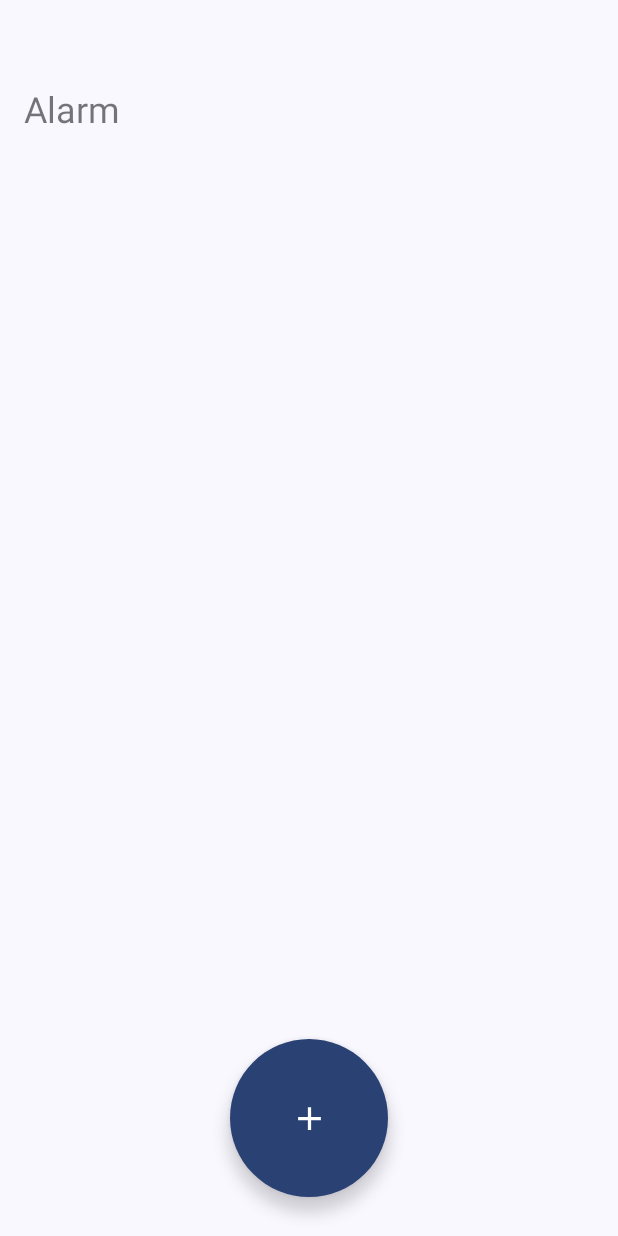
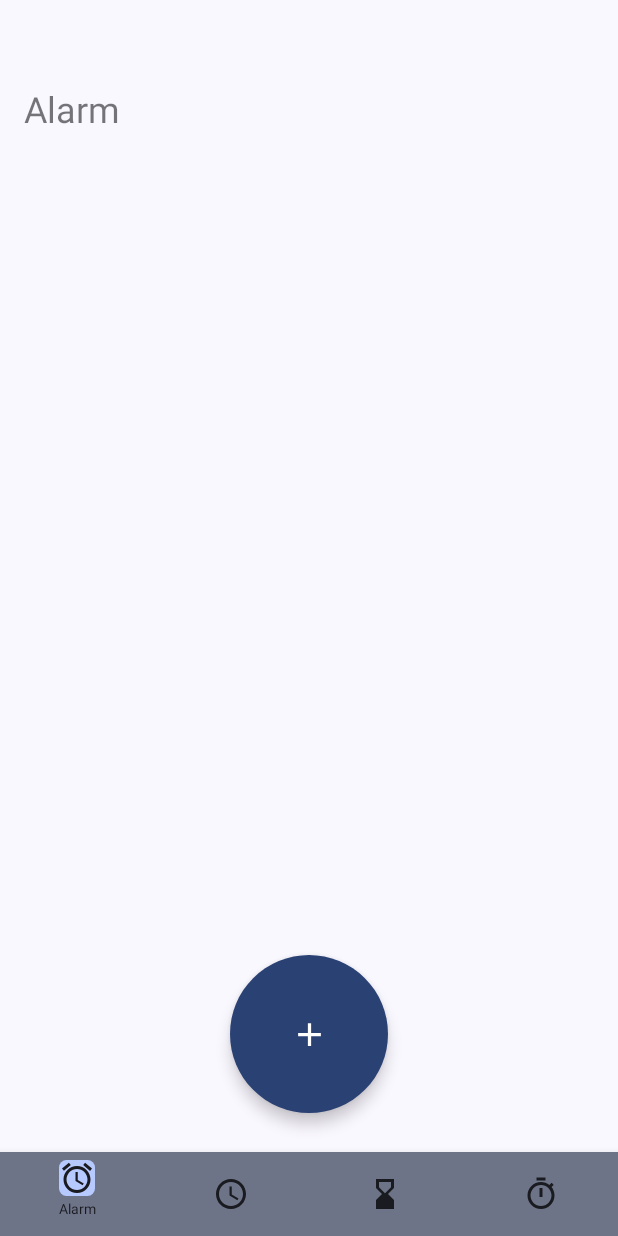
Before and after one commit to EvgenyPlaksin/Material3Clock, an Android app built with Jetpack Compose: the screen it shows after launch (MainActivity), on a phone screen of 412 x 824 dp. Run offline under Robolectric (Android 15) with nearby library versions, the phone set to English and light mode, and no system bars; our stand-ins replace Dagger/Hilt's generated code, Room's generated code, accompanist; libraries missing offline, so code that uses them is left out: com.marosseleng.compose; 1 statement that could not run was skipped.

Commit message:
setup bottom navigation

```diff
--- a/app/src/main/java/com/lnight/material3clock/MainActivity.kt
+++ b/app/src/main/java/com/lnight/material3clock/MainActivity.kt
@@ -2,28 +2,23 @@ package com.lnight.material3clock
 
 import android.app.NotificationManager
 import android.content.Context
-import android.content.Intent
 import android.os.Bundle
 import androidx.activity.ComponentActivity
 import androidx.activity.compose.setContent
 import androidx.compose.foundation.isSystemInDarkTheme
+import androidx.compose.foundation.layout.PaddingValues
 import androidx.compose.foundation.layout.fillMaxSize
 import androidx.compose.material3.MaterialTheme
+import androidx.compose.material3.Scaffold
 import androidx.compose.material3.Surface
 import androidx.compose.runtime.SideEffect
 import androidx.compose.ui.Modifier
 import androidx.compose.ui.graphics.Color
 import androidx.core.view.WindowCompat
-import androidx.navigation.NavType
-import androidx.navigation.compose.NavHost
-import androidx.navigation.compose.composable
 import androidx.navigation.compose.rememberNavController
-import androidx.navigation.navArgument
-import androidx.navigation.navDeepLink
 import com.google.accompanist.systemuicontroller.rememberSystemUiController
-import com.lnight.material3clock.alarm_feature.presentation.AlarmScreen
-import com.lnight.material3clock.alarm_feature.presentation.stop_alarm.StopAlarmScreen
-import com.lnight.material3clock.core.Route
+import com.lnight.material3clock.core_ui.AlarmBottomNavigation
+import com.lnight.material3clock.core_ui.NavGraph
 import com.lnight.material3clock.ui.theme.Material3ClockTheme
 import dagger.hilt.android.AndroidEntryPoint
 
@@ -35,7 +30,8 @@ class MainActivity : ComponentActivity() {
         val notificationManager = getSystemService(Context.NOTIFICATION_SERVICE) as NotificationManager
         notificationManager.cancelAll()
         setContent {
-            val navController = rememberNavController()
+            val rootNavController = rememberNavController()
+
             Material3ClockTheme {
                     val systemUiController = rememberSystemUiController()
                     val darkColors = !isSystemInDarkTheme()
@@ -51,32 +47,16 @@ class MainActivity : ComponentActivity() {
                             .fillMaxSize(),
                         color = MaterialTheme.colorScheme.background
                     ) {
-                       NavHost(navController = navController, startDestination = Route.AlarmScreen.route) {
-                           composable(Route.AlarmScreen.route) {
-                               AlarmScreen()
-                           }
-                           composable(
-                               Route.CancelAlarmScreen.route + "/{id}",
-                               deepLinks = listOf(
-                                   navDeepLink {
-                                       uriPattern = "https://alarm.com/id={id}"
-                                       action = Intent.ACTION_VIEW
-                                   }
-                               ),
-                               arguments = listOf(
-                                   navArgument("id") {
-                                       type = NavType.IntType
-                                       defaultValue = -1
-                                   }
-                               )
-                           ) {
-                               val id = it.arguments?.getInt("id") ?: return@composable
-                               StopAlarmScreen(
-                                   id = id,
-                                   navController = navController
-                               )
-                           }
-                       }
+                        Scaffold(
+                            modifier = Modifier
+                                .fillMaxSize(),
+                            bottomBar = { AlarmBottomNavigation(navController = rootNavController) }
+                        ) {
+                            NavGraph(
+                                navController = rootNavController,
+                                paddingValues = PaddingValues(bottom = it.calculateBottomPadding())
+                            )
+                        }
                     }
             }
         }
--- a/app/src/main/java/com/lnight/material3clock/alarm_feature/presentation/components/Alarm.kt
+++ b/app/src/main/java/com/lnight/material3clock/alarm_feature/presentation/components/Alarm.kt
@@ -5,6 +5,7 @@ import androidx.compose.animation.core.animateFloatAsState
 import androidx.compose.foundation.background
 import androidx.compose.foundation.border
 import androidx.compose.foundation.clickable
+import androidx.compose.foundation.isSystemInDarkTheme
 import androidx.compose.foundation.layout.*
 import androidx.compose.foundation.lazy.LazyRow
 import androidx.compose.foundation.lazy.items
@@ -54,7 +55,7 @@ fun Alarm(
             .fillMaxWidth()
             .clip(RoundedCornerShape(20.dp))
             .clickable { onAlarmClick() }
-            .background(MaterialTheme.colorScheme.onSecondary)
+            .background(if(isSystemInDarkTheme()) MaterialTheme.colorScheme.onSecondary else MaterialTheme.colorScheme.primaryContainer)
     ) {
         Column(
             modifier = Modifier.padding(12.dp)
--- /dev/null
+++ b/app/src/main/java/com/lnight/material3clock/core/BottomNavItem.kt
@@ -0,0 +1,15 @@
+package com.lnight.material3clock.core
+
+import com.lnight.material3clock.R
+
+sealed class BottomNavItem(val title: String, val icon: Int, val route: String) {
+
+    object Alarm : BottomNavItem("Alarm", R.drawable.ic_alarm,"alarm")
+
+    object Clock: BottomNavItem("Clock",R.drawable.ic_clock,"clock")
+
+    object Timer: BottomNavItem("Timer",R.drawable.ic_timer,"timer")
+
+    object Stopwatch: BottomNavItem("Stopwatch",R.drawable.ic_stopwatch,"stopwatch")
+
+}
--- /dev/null
+++ b/app/src/main/java/com/lnight/material3clock/core_ui/AlarmBottomNavigation.kt
@@ -0,0 +1,69 @@
+package com.lnight.material3clock.core_ui
+
+import androidx.compose.foundation.background
+import androidx.compose.foundation.layout.Box
+import androidx.compose.foundation.layout.PaddingValues
+import androidx.compose.foundation.layout.padding
+import androidx.compose.foundation.layout.size
+import androidx.compose.foundation.shape.CircleShape
+import androidx.compose.foundation.shape.RoundedCornerShape
+import androidx.compose.material.BottomNavigation
+import androidx.compose.material.BottomNavigationItem
+import androidx.compose.material3.Icon
+import androidx.compose.material3.MaterialTheme
+import androidx.compose.material3.Text
+import androidx.compose.runtime.Composable
+import androidx.compose.runtime.getValue
+import androidx.compose.ui.Modifier
+import androidx.compose.ui.draw.clip
+import androidx.compose.ui.res.painterResource
+import androidx.compose.ui.unit.dp
+import androidx.compose.ui.unit.sp
+import androidx.navigation.NavHostController
+import androidx.navigation.compose.currentBackStackEntryAsState
+import com.lnight.material3clock.core.BottomNavItem
+
+@Composable
+fun AlarmBottomNavigation(navController: NavHostController) {
+    val items = listOf(
+        BottomNavItem.Alarm,
+        BottomNavItem.Clock,
+        BottomNavItem.Timer,
+        BottomNavItem.Stopwatch
+    )
+    BottomNavigation(
+        backgroundColor = MaterialTheme.colorScheme.secondaryContainer,
+        contentColor = MaterialTheme.colorScheme.onSecondary
+    ) {
+        val navBackStackEntry by navController.currentBackStackEntryAsState()
+        val currentRoute = navBackStackEntry?.destination?.route
+        items.forEach { item ->
+            val isSelected = currentRoute == item.route
+            BottomNavigationItem(
+                icon = {
+                    if(isSelected) {
+                            Icon(
+                                painterResource(id = item.icon),
+                                contentDescription = item.title,
+                                modifier = Modifier
+                                    .background(MaterialTheme.colorScheme.inversePrimary, shape = RoundedCornerShape(5.dp))
+                            )
+                    } else {
+                        Icon(painterResource(id = item.icon), contentDescription = item.title)
+                    }
+                       },
+                label = { Text(text = item.title, fontSize = 9.sp) },
+                selectedContentColor = MaterialTheme.colorScheme.primary,
+                unselectedContentColor = MaterialTheme.colorScheme.onBackground,
+                alwaysShowLabel = false,
+                selected = isSelected,
+                onClick = {
+                    if (navController.currentDestination?.route != item.route) {
+                        navController.popBackStack(navController.graph.startDestinationId, false)
+                        navController.navigate(item.route)
+                    }
+                }
+            )
+        }
+    }
+}
--- /dev/null
+++ b/app/src/main/java/com/lnight/material3clock/core_ui/NavGraph.kt
@@ -0,0 +1,60 @@
+package com.lnight.material3clock.core_ui
+
+import android.content.Intent
+import androidx.compose.foundation.layout.PaddingValues
+import androidx.compose.foundation.layout.padding
+import androidx.compose.runtime.Composable
+import androidx.compose.ui.Modifier
+import androidx.lifecycle.viewmodel.compose.LocalViewModelStoreOwner
+import androidx.navigation.NavHostController
+import androidx.navigation.NavType
+import androidx.navigation.compose.NavHost
+import androidx.navigation.compose.composable
+import androidx.navigation.compose.navigation
+import androidx.navigation.compose.rememberNavController
+import androidx.navigation.navArgument
+import androidx.navigation.navDeepLink
+import com.lnight.material3clock.alarm_feature.presentation.AlarmScreen
+import com.lnight.material3clock.alarm_feature.presentation.stop_alarm.StopAlarmScreen
+import com.lnight.material3clock.clock_feature.presentation.ClockScreen
+import com.lnight.material3clock.core.BottomNavItem
+import com.lnight.material3clock.core.Route
+
+@Composable
+fun NavGraph(navController: NavHostController, paddingValues: PaddingValues = PaddingValues()) {
+    NavHost(
+        navController = navController,
+        startDestination = Route.AlarmScreen.route,
+        modifier = Modifier.padding(paddingValues)
+    ) {
+        navigation(startDestination = BottomNavItem.Alarm.route, route = Route.AlarmScreen.route) {
+            composable(BottomNavItem.Alarm.route) {
+                AlarmScreen()
+            }
+            composable(
+                Route.CancelAlarmScreen.route + "/{id}",
+                deepLinks = listOf(
+                    navDeepLink {
+                        uriPattern = "https://alarm.com/id={id}"
+                        action = Intent.ACTION_VIEW
+                    }
+                ),
+                arguments = listOf(
+                    navArgument("id") {
+                        type = NavType.IntType
+                        defaultValue = -1
+                    }
+                )
+            ) childComposable@ {
+                val id = it.arguments?.getInt("id") ?: return@childComposable
+                StopAlarmScreen(
+                    id = id,
+                    navController = navController
+                )
+            }
+        }
+        composable(BottomNavItem.Clock.route) {
+            ClockScreen()
+        }
+    }
+}
--- /dev/null
+++ b/app/src/main/res/drawable/ic_clock.xml
@@ -0,0 +1,6 @@
+<vector android:height="24dp" android:tint="#000000"
+    android:viewportHeight="24" android:viewportWidth="24"
+    android:width="24dp" xmlns:android="http://schemas.android.com/apk/res/android">
+    <path android:fillColor="@android:color/white" android:pathData="M11.99,2C6.47,2 2,6.48 2,12s4.47,10 9.99,10C17.52,22 22,17.52 22,12S17.52,2 11.99,2zM12,20c-4.42,0 -8,-3.58 -8,-8s3.58,-8 8,-8 8,3.58 8,8 -3.58,8 -8,8z"/>
+    <path android:fillColor="@android:color/white" android:pathData="M12.5,7H11v6l5.25,3.15 0.75,-1.23 -4.5,-2.67z"/>
+</vector>
--- /dev/null
+++ b/app/src/main/res/drawable/ic_stopwatch.xml
@@ -0,0 +1,5 @@
+<vector android:height="24dp" android:tint="#000000"
+    android:viewportHeight="24" android:viewportWidth="24"
+    android:width="24dp" xmlns:android="http://schemas.android.com/apk/res/android">
+    <path android:fillColor="@android:color/white" android:pathData="M15,1H9v2h6V1zM11,14h2V8h-2V14zM19.03,7.39l1.42,-1.42c-0.43,-0.51 -0.9,-0.99 -1.41,-1.41l-1.42,1.42C16.07,4.74 14.12,4 12,4c-4.97,0 -9,4.03 -9,9s4.02,9 9,9s9,-4.03 9,-9C21,10.88 20.26,8.93 19.03,7.39zM12,20c-3.87,0 -7,-3.13 -7,-7s3.13,-7 7,-7s7,3.13 7,7S15.87,20 12,20z"/>
+</vector>
--- /dev/null
+++ b/app/src/main/res/drawable/ic_timer.xml
@@ -0,0 +1,5 @@
+<vector android:height="24dp" android:tint="#000000"
+    android:viewportHeight="24" android:viewportWidth="24"
+    android:width="24dp" xmlns:android="http://schemas.android.com/apk/res/android">
+    <path android:fillColor="@android:color/white" android:pathData="M18,22l-0.01,-6L14,12l3.99,-4.01L18,2H6v6l4,4l-4,3.99V22H18zM8,7.5V4h8v3.5l-4,4L8,7.5z"/>
+</vector>
--- a/gradle.properties
+++ b/gradle.properties
@@ -21,3 +21,5 @@ kotlin.code.style=official
 # resources declared in the library itself and none from the library's dependencies,
 # thereby reducing the size of the R class for that library
 android.nonTransitiveRClass=true
+android.defaults.buildfeatures.buildconfig=true
+android.nonFinalResIds=false
```
Also changed, not shown: app/build.gradle (+18 -18 lines), app/src/main/java/com/lnight/material3clock/clock_feature/presentation/ClockScreen.kt (added, +38 -0 lines), build.gradle (+5 -5 lines), gradle/wrapper/gradle-wrapper.properties.
